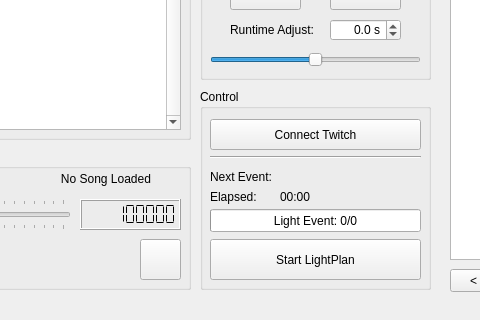
Above: resources/ui/LPS_MainWindow.ui from chillfactor032/LightPlanStudio before the change; both pictures show x 360 to 840 and y 480 to 800 of the 1250 by 800 pixel window. Below: the same form after it.
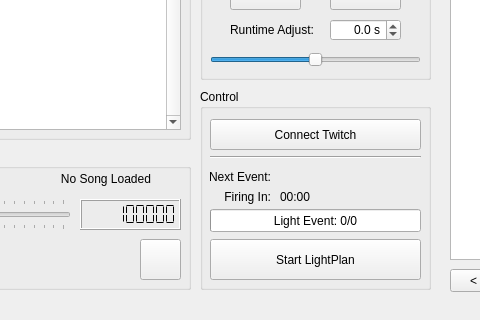
That is the form after the change. Icons and pictures are not drawn.

```diff
--- a/resources/ui/LPS_MainWindow.ui
+++ b/resources/ui/LPS_MainWindow.ui
@@ -548,7 +548,10 @@
       </rect>
      </property>
      <property name="text">
-      <string>Elapsed:</string>
+      <string>Firing In:</string>
+     </property>
+     <property name="alignment">
+      <set>Qt::AlignRight|Qt::AlignTrailing|Qt::AlignVCenter</set>
      </property>
     </widget>
     <widget class="QLabel" name="control_lpelapsed_label">
@@ -576,6 +579,9 @@
      <property name="text">
       <string>Next Event:</string>
      </property>
+     <property name="alignment">
+      <set>Qt::AlignRight|Qt::AlignTrailing|Qt::AlignVCenter</set>
+     </property>
     </widget>
     <widget class="Line" name="line">
      <property name="geometry">
```
